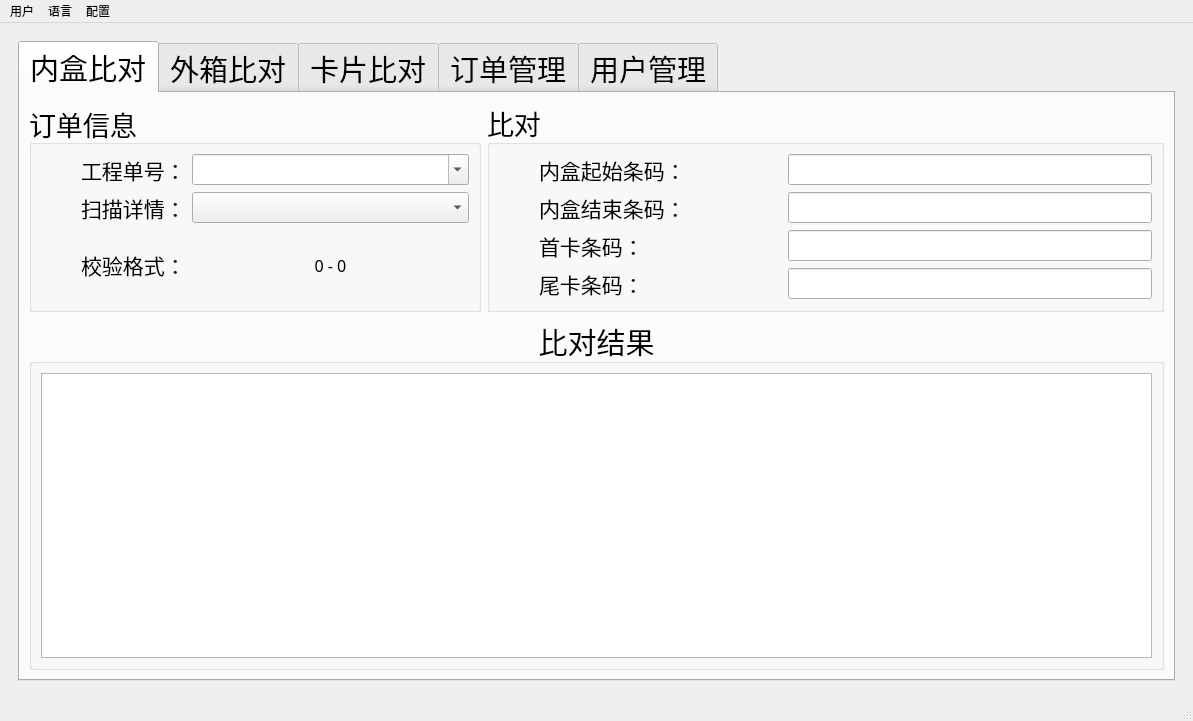
Before: the Qt Designer form res/ui/main_window.ui in zelviner/BarcodeCompare, drawn with Qt 5.
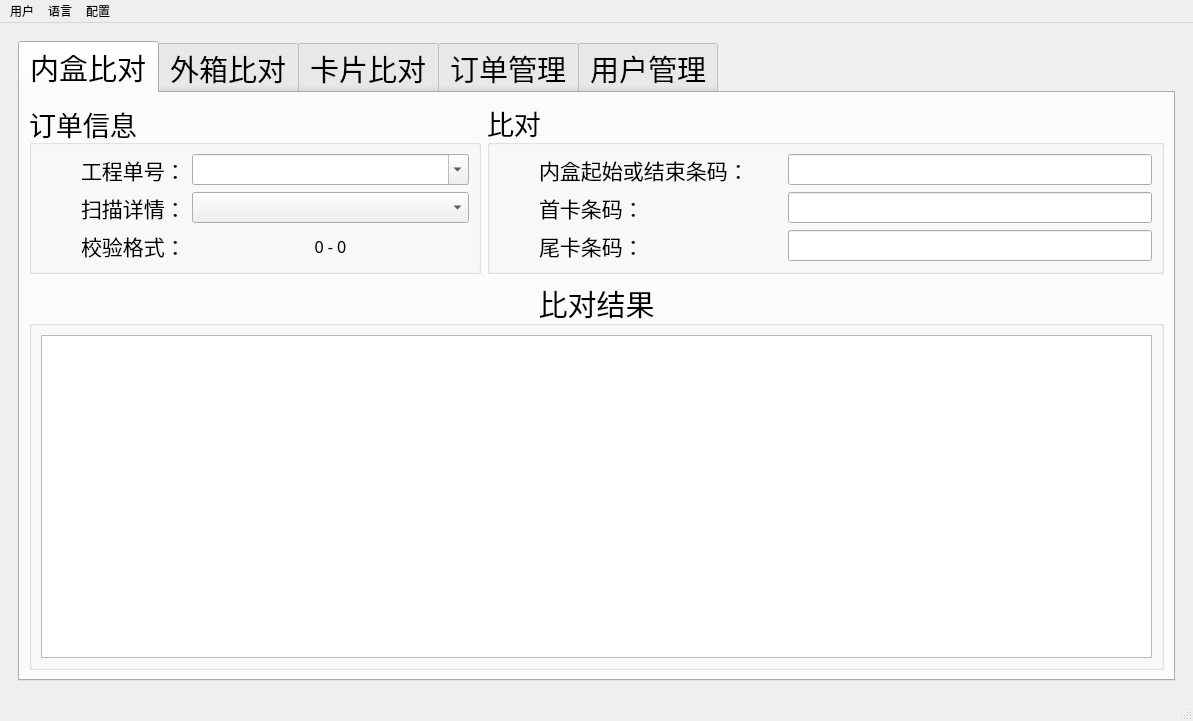
After: the same form once the commit is applied. Custom widgets are drawn as their Qt base class.

Commit message:
feat(ui): 合并内盒和外盒的条码输入框并添加自定义 QGroupBox
合并内盒和外盒的条码输入框为一个“内盒起始或结束条码”输入框，并更新相关逻辑。同时，添加了一个新的自定义 `OrderGroupBox` 类，用于处理文件拖放功能。

- 合并内盒和外盒的条码输入框为一个“内盒起始或结束条码”输入框，并更新相关逻辑，包括 `box_info.h`, `carton_info.h`, 和 `card_info.h` 文件中的结构体定义。
- 移除旧的内盒和外盒结束条码输入框及其相关逻辑，更新 `main_window.ui` 文件中的布局和控件。
- 更新 `main_window.cpp` 文件中的相关逻辑，以适应新的条码输入框名称和功能。
- 添加 `OrderGroupBox` 类，用于处理文件拖放功能，并在 `main_window.cpp` 文件中添加了相应的信号和槽处理。
- 更新 `CMakeLists.txt` 文件中的构建配置，移除了对 `WIN32` 的使用。
- 添加 `utils.h` 和 `utils.cpp` 文件，提供压缩和解压缩 zip 文件的功能。

```diff
--- a/res/ui/main_window.ui
+++ b/res/ui/main_window.ui
@@ -33,7 +33,7 @@
           <attribute name="title">
            <string>内盒比对</string>
           </attribute>
-          <layout class="QVBoxLayout" name="verticalLayout_2">
+          <layout class="QVBoxLayout" name="verticalLayout_4">
            <item>
             <layout class="QHBoxLayout" name="horizontalLayout_15" stretch="2,3">
              <item>
@@ -200,7 +200,7 @@
                <property name="title">
                 <string>比对</string>
                </property>
-               <layout class="QVBoxLayout" name="verticalLayout_4">
+               <layout class="QVBoxLayout" name="verticalLayout_2">
                 <item>
                  <layout class="QHBoxLayout" name="horizontalLayout_7" stretch="0,2,3">
                   <item>
@@ -225,57 +225,12 @@
                      </font>
                     </property>
                     <property name="text">
-                     <string>内盒起始条码：</string>
+                     <string>内盒起始或结束条码：</string>
                     </property>
                    </widget>
                   </item>
                   <item>
-                   <widget class="QLineEdit" name="box_start_line">
-                    <property name="font">
-                     <font>
-                      <family>微软雅黑</family>
-                      <pointsize>12</pointsize>
-                      <weight>50</weight>
-                      <bold>false</bold>
-                     </font>
-                    </property>
-                    <property name="readOnly">
-                     <bool>false</bool>
-                    </property>
-                   </widget>
-                  </item>
-                 </layout>
-                </item>
-                <item>
-                 <layout class="QHBoxLayout" name="horizontalLayout_8" stretch="0,2,3">
-                  <item>
-                   <spacer name="horizontalSpacer_6">
-                    <property name="orientation">
-                     <enum>Qt::Horizontal</enum>
-                    </property>
-                    <property name="sizeHint" stdset="0">
-                     <size>
-                      <width>40</width>
-                      <height>20</height>
-                     </size>
-                    </property>
-                   </spacer>
-                  </item>
-                  <item>
-                   <widget class="QLabel" name="label_6">
-                    <property name="font">
-                     <font>
-                      <family>微软雅黑</family>
-                      <pointsize>16</pointsize>
-                     </font>
-                    </property>
-                    <property name="text">
-                     <string>内盒结束条码：</string>
-                    </property>
-                   </widget>
-                  </item>
-                  <item>
-                   <widget class="QLineEdit" name="box_end_line">
+                   <widget class="QLineEdit" name="box_start_or_end_line">
                     <property name="font">
                      <font>
                       <family>微软雅黑</family>
@@ -1850,6 +1805,14 @@
    </property>
   </action>
  </widget>
+ <customwidgets>
+  <customwidget>
+   <class>OrderGroupBox</class>
+   <extends>QGroupBox</extends>
+   <header>app/component/order_group_box.hpp</header>
+   <container>1</container>
+  </customwidget>
+ </customwidgets>
  <resources/>
  <connections/>
 </ui>
```
Left out of the diff: 93 changed lines with no effect on the pictures. The commit also changes 39 other files.
